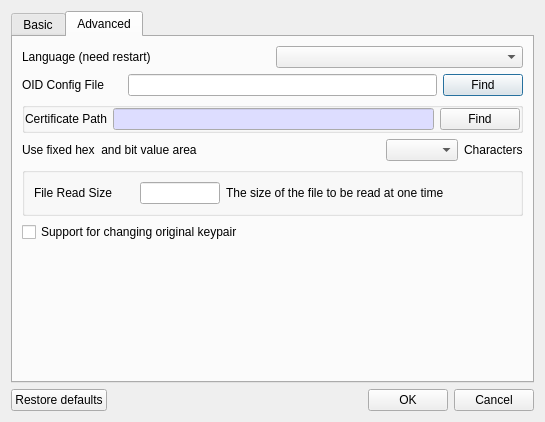
First picture: the form in BerEditor/settings_dlg.ui, repository jykim74/BerEditor, before the edit.
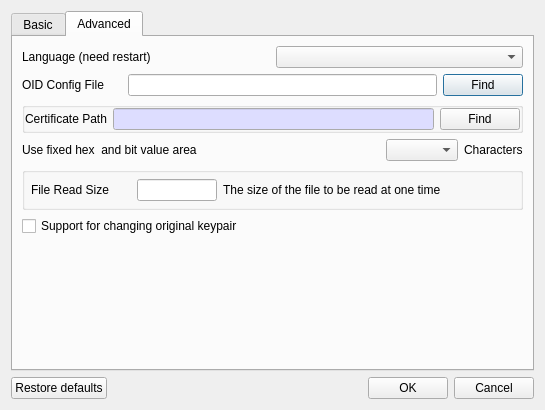
Second picture: the form after the edit. The open tabs and pages were chosen to show the change.

The edit to the form file:
```diff
--- a/BerEditor/settings_dlg.ui
+++ b/BerEditor/settings_dlg.ui
@@ -7,7 +7,7 @@
     <x>0</x>
     <y>0</y>
     <width>545</width>
-    <height>422</height>
+    <height>410</height>
    </rect>
   </property>
   <property name="windowTitle">
@@ -199,6 +199,21 @@
           <string/>
          </property>
          <layout class="QVBoxLayout" name="verticalLayout_4">
+          <property name="spacing">
+           <number>6</number>
+          </property>
+          <property name="leftMargin">
+           <number>6</number>
+          </property>
+          <property name="topMargin">
+           <number>6</number>
+          </property>
+          <property name="rightMargin">
+           <number>6</number>
+          </property>
+          <property name="bottomMargin">
+           <number>6</number>
+          </property>
           <item>
            <layout class="QGridLayout" name="gridLayout_6">
             <property name="topMargin">
```
Left out of the diff: 2 changed lines with no effect on the pictures.
